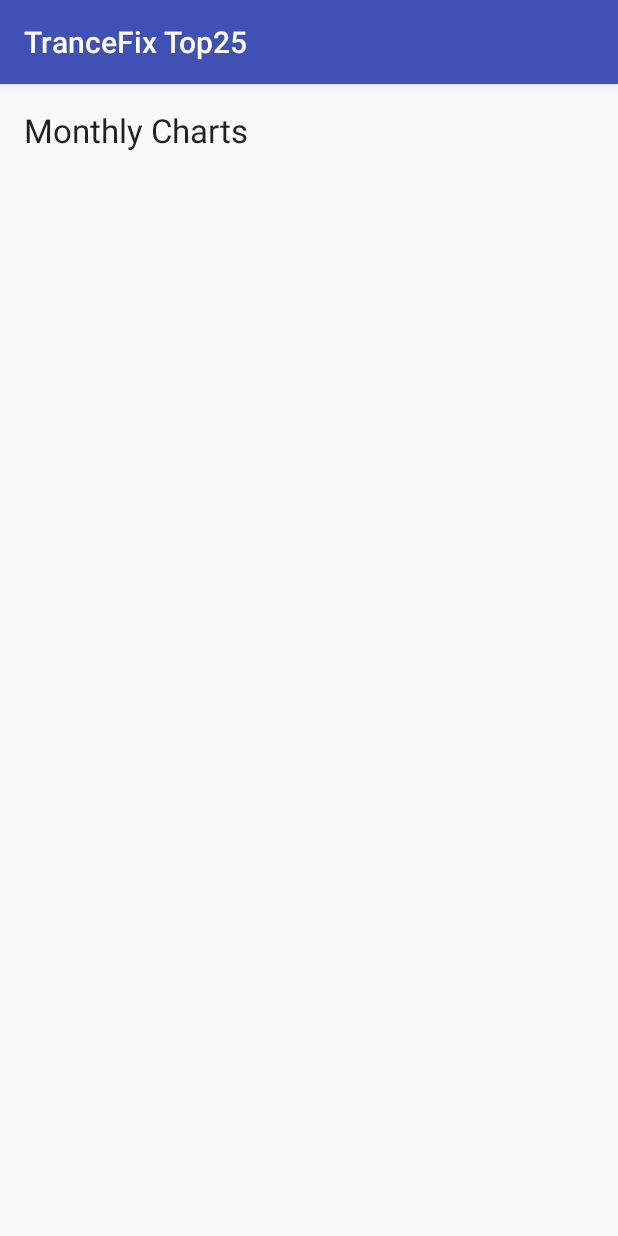
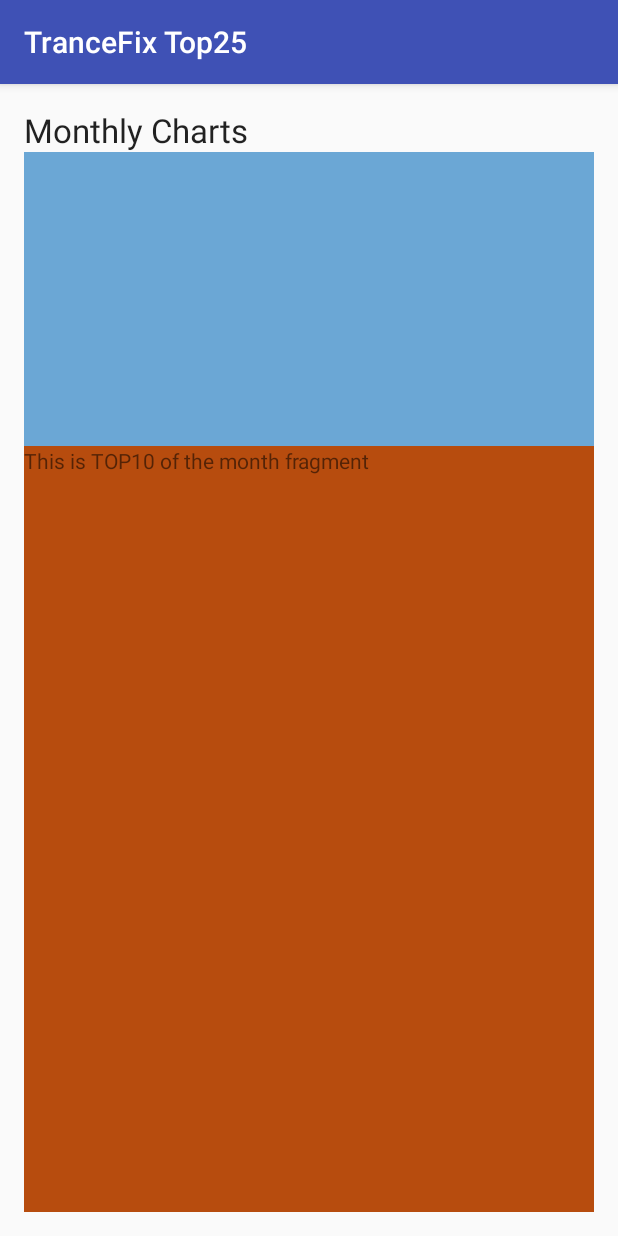
Before and after one commit to JK-M/long-cat, an Android app: the ViewCharts screen opened directly, with no data from a screen before it, on a phone screen of 412 x 824 dp. Run offline under Robolectric (Android 15) with nearby library versions, the phone set to English and light mode, and no system bars.

Commit message:
Two fragments have been added to Monthly Charts activity. The first (upper) fragment will hold months' names; clicking on month will result in TOP10 of that month displayed on the second (bottom) fragment.

```diff
--- a/LearningApp/app/build.gradle
+++ b/LearningApp/app/build.gradle
@@ -24,4 +24,6 @@ dependencies {
     testCompile 'junit:junit:4.12'
     compile 'com.android.support:appcompat-v7:23.1.1'
     compile 'com.android.support:design:23.1.1'
+    compile 'com.android.support:support-v4:23.1.1'
+    compile 'com.android.support:recyclerview-v7:23.1.1'
 }
--- /dev/null
+++ b/LearningApp/app/src/main/java/com/example/justina/learningapp/MonthListFragment.java
@@ -0,0 +1,17 @@
+package com.example.justina.learningapp;
+
+import android.os.Bundle;
+import android.support.v4.app.Fragment;
+import android.view.LayoutInflater;
+import android.view.View;
+import android.view.ViewGroup;
+
+
+public class MonthListFragment extends Fragment {
+
+    @Override
+    public View onCreateView(LayoutInflater inflater, ViewGroup container, Bundle savedInstanceState) {
+        return inflater.inflate(R.layout.fragment_monthlist, container, false);
+    }
+
+}
--- /dev/null
+++ b/LearningApp/app/src/main/java/com/example/justina/learningapp/TopChart.java
@@ -0,0 +1,16 @@
+package com.example.justina.learningapp;
+
+import android.os.Bundle;
+import android.support.v4.app.Fragment;
+import android.view.LayoutInflater;
+import android.view.View;
+import android.view.ViewGroup;
+
+
+public class TopChart extends Fragment {
+
+    @Override
+    public View onCreateView(LayoutInflater inflater, ViewGroup container, Bundle savedInstanceState) {
+        return inflater.inflate(R.layout.fragment_top_chart, container, false);
+    }
+}
--- a/LearningApp/app/src/main/res/layout/activity_view_charts.xml
+++ b/LearningApp/app/src/main/res/layout/activity_view_charts.xml
@@ -18,4 +18,26 @@
         android:layout_alignParentTop="true"
         android:layout_alignParentLeft="true"
         android:layout_alignParentStart="true" />
+
+    <fragment
+        android:layout_width="wrap_content"
+        android:layout_height="wrap_content"
+        android:name="com.example.justina.learningapp.MonthListFragment"
+        android:id="@+id/fragment"
+        android:layout_below="@+id/textView2"
+        android:layout_alignParentLeft="true"
+        android:layout_alignParentStart="true"
+        android:layout_alignParentRight="true"
+        android:layout_alignParentEnd="true" />
+
+    <fragment
+        android:layout_width="wrap_content"
+        android:layout_height="fill_parent"
+        android:name="com.example.justina.learningapp.TopChart"
+        android:id="@+id/fragment2"
+        android:layout_below="@+id/fragment"
+        android:layout_alignParentLeft="true"
+        android:layout_alignParentStart="true"
+        android:layout_alignRight="@+id/fragment"
+        android:layout_alignEnd="@+id/fragment" />
 </RelativeLayout>
--- /dev/null
+++ b/LearningApp/app/src/main/res/layout/fragment_monthlist.xml
@@ -0,0 +1,18 @@
+<?xml version="1.0" encoding="utf-8"?>
+<FrameLayout xmlns:android="http://schemas.android.com/apk/res/android"
+    android:layout_width="match_parent"
+    android:layout_height="wrap_content"
+    android:orientation="horizontal"
+    android:background="@color/textBlue">
+
+    <GridView
+        android:layout_width="wrap_content"
+        android:layout_height="196dp"
+        android:id="@+id/gridView"
+        android:layout_gravity="center_horizontal|top"
+        android:textAlignment="center"
+        android:textFilterEnabled="false"
+        android:longClickable="true"
+        android:foregroundGravity="center"
+        android:numColumns="4" />
+</FrameLayout>
--- /dev/null
+++ b/LearningApp/app/src/main/res/layout/fragment_top_chart.xml
@@ -0,0 +1,12 @@
+<FrameLayout xmlns:android="http://schemas.android.com/apk/res/android"
+    android:layout_width="match_parent"
+    android:layout_height="match_parent"
+    android:background="@color/textBrickRed">
+
+    <TextView
+        android:id="@+id/month_chart"
+        android:layout_width="match_parent"
+        android:layout_height="match_parent"
+        android:text="This is TOP10 of the month fragment" />
+
+</FrameLayout>
--- a/LearningApp/app/src/main/res/values/dimens.xml
+++ b/LearningApp/app/src/main/res/values/dimens.xml
@@ -2,4 +2,5 @@
     <!-- Default screen margins, per the Android Design guidelines. -->
     <dimen name="activity_horizontal_margin">16dp</dimen>
     <dimen name="activity_vertical_margin">16dp</dimen>
+    <dimen name="text_margin">16dp</dimen>
 </resources>
```
